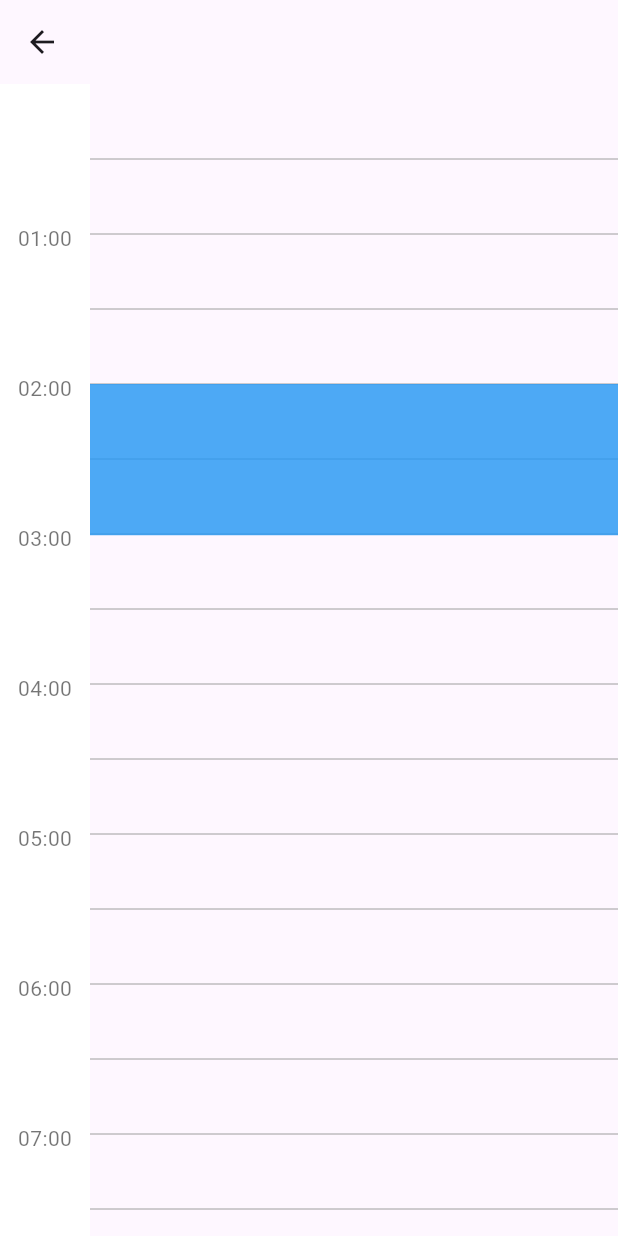
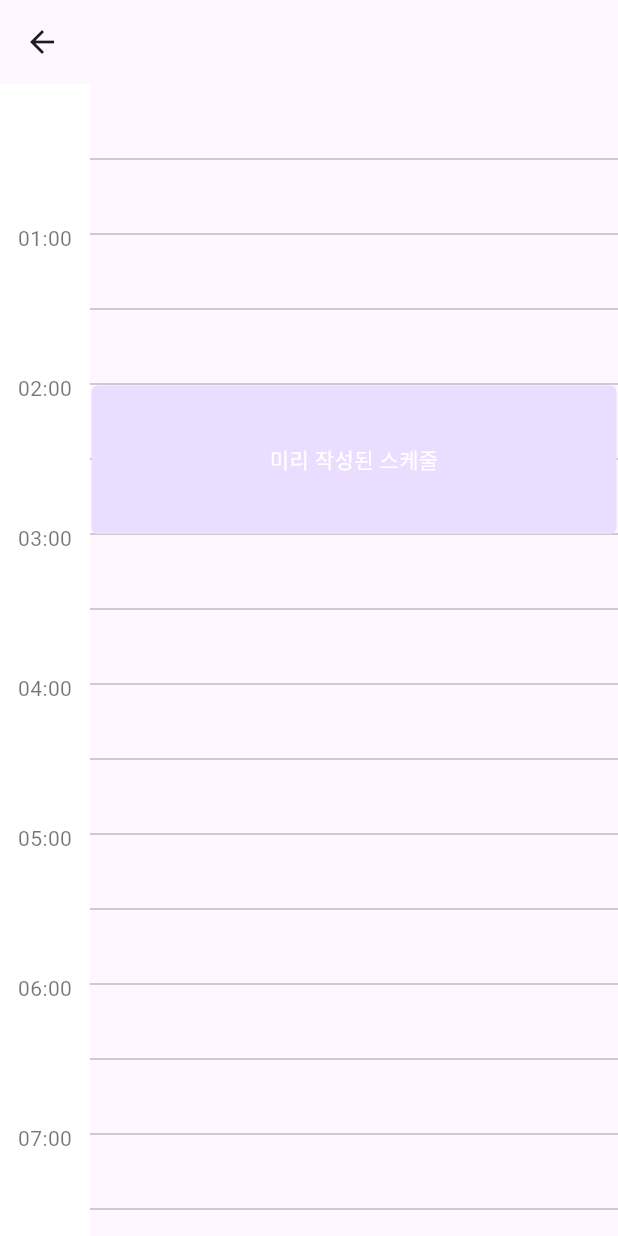
Before and after one commit to Leonamin/shrew_kit, a Flutter app: the CustomSchedulingView screen opened by its route, on a phone screen of 412 x 824 dp. Run offline on Flutter 3.47's test engine with Material 2 defaults, Android fonts, the phone set to English and light mode, and no system bars; our stand-ins replace calendar_view, flutter_svg, go_router, logger, table_calendar; missing offline and left inert: calendar_day_view, flutter_week_view.

Commit message:
# ADD  - 이벤트 타일 위젯 빌더

```diff
--- a/lib/component/schedul_calendar/daily_schedule_view.dart
+++ b/lib/component/schedul_calendar/daily_schedule_view.dart
@@ -35,6 +35,7 @@ class DailyScheduleView extends StatefulWidget {
     this.onBackgroundTapped,
     this.currentTimeIndicatorBuilder,
     this.onHoverEnd,
+    this.eventBuilder,
   })  : date = date.withStartTime(),
         initialTime = DateTime.now(); // FIXME : 오늘 날짜 아닌 날짜 비교해서 넣어주자
 
@@ -54,6 +55,7 @@ class DailyScheduleView extends StatefulWidget {
   final BackgroundTapCallback? onBackgroundTapped;
   final CurrentTimeIndicatorBuilder? currentTimeIndicatorBuilder;
   final HoverEndCallback? onHoverEnd;
+  final EventBuilder? eventBuilder;
 
   @override
   State<DailyScheduleView> createState() => DailyScheduleViewState();
--- a/lib/component/schedul_calendar/typedefs.dart
+++ b/lib/component/schedul_calendar/typedefs.dart
@@ -1,5 +1,7 @@
 import 'package:flutter/material.dart';
 import 'package:shrew_kit/component/schedul_calendar/daily_schedule_style.dart';
+import 'package:shrew_kit/component/schedul_calendar/daily_schedule_view.dart';
+import 'package:shrew_kit/component/schedul_calendar/schedule.dart';
 import 'package:shrew_kit/component/schedul_calendar/utils/hour_minute.dart';
 import 'package:shrew_kit/component/schedul_calendar/unit_column_style.dart';
 
@@ -27,3 +29,11 @@ typedef UnitColumnTimeBuilder = Widget? Function(
 typedef UnitColumnBackgroundBuilder = Decoration? Function(HourMinute time);
 
 typedef HoverEndCallback = Function(DateTime date);
+
+typedef EventBuilder = Function(
+  BuildContext context,
+  Schedule schedule,
+  DailyScheduleView dayView,
+  double height,
+  double width,
+);
--- a/lib/view/scheduling/custom/custom_scheduling_view.dart
+++ b/lib/view/scheduling/custom/custom_scheduling_view.dart
@@ -32,6 +32,29 @@ class _CustomSchedulingViewState extends State<CustomSchedulingView> {
         events: scheduleList,
         date: DateTime.now(),
         onHoverEnd: onPreviewCalled,
+        eventBuilder: (context, scechdule, dayView, height, width) {
+          // TODO : 렌더링 에러 확인해야함
+          return SizedBox(
+            height: height,
+            width: width,
+            child: Padding(
+              padding: const EdgeInsets.all(1.0),
+              child: Container(
+                decoration: BoxDecoration(
+                  color: Theme.of(context).colorScheme.primaryContainer,
+                  borderRadius: BorderRadius.circular(4),
+                ),
+                child: Center(
+                  child: Text(
+                    scechdule.title,
+                    style: TextStyle(
+                        color: Theme.of(context).colorScheme.onPrimary),
+                  ),
+                ),
+              ),
+            ),
+          );
+        },
       ),
     );
   }
```
Also changed, not shown: lib/component/schedul_calendar/schedule.dart (+8 -25 lines).
